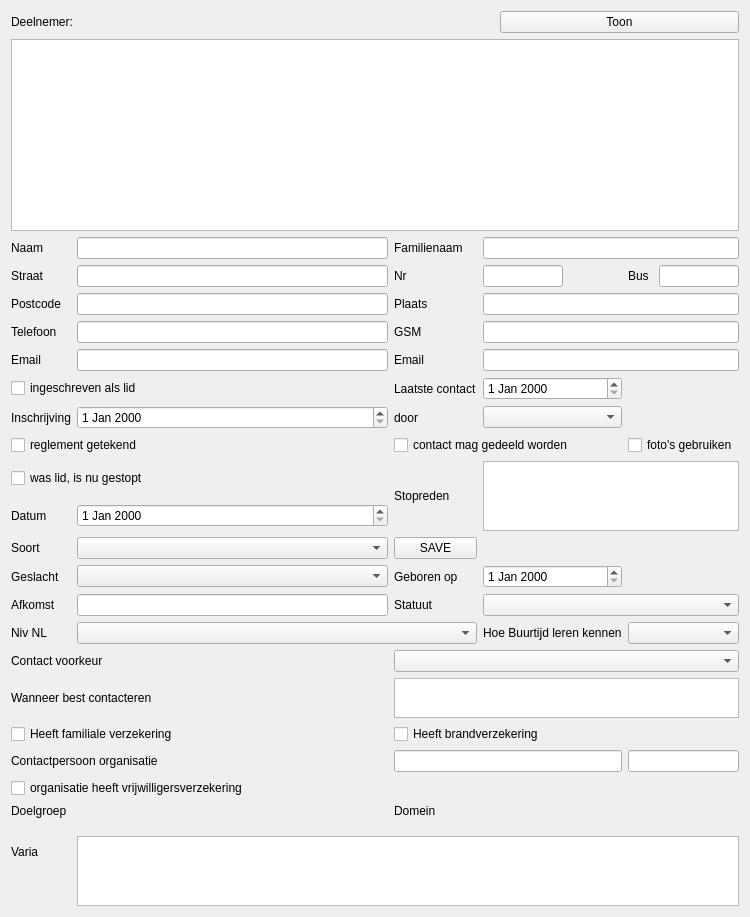
vvim/BT_deelnemers, file buurtijd_deelnemers.ui: the form before one commit.
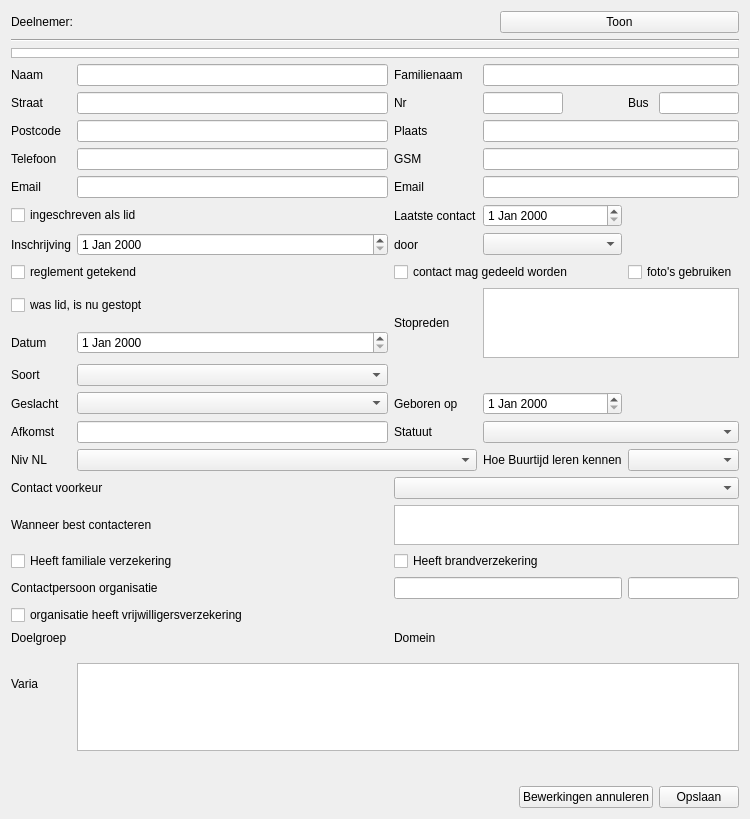
The form after the commit. Custom widgets are drawn as their Qt base class.

Commit message: changing user interface: added buttons at the bottom

Diff of the .ui file:
```diff
--- a/buurtijd_deelnemers.ui
+++ b/buurtijd_deelnemers.ui
@@ -7,7 +7,7 @@
     <x>0</x>
     <y>0</y>
     <width>750</width>
-    <height>895</height>
+    <height>819</height>
    </rect>
   </property>
   <property name="windowTitle">
@@ -35,6 +35,13 @@
      </item>
     </layout>
    </item>
+   <item>
+    <widget class="Line" name="line">
+     <property name="orientation">
+      <enum>Qt::Horizontal</enum>
+     </property>
+    </widget>
+   </item>
    <item>
     <widget class="QTableView" name="deelnemersTable">
      <property name="sizePolicy">
@@ -46,7 +53,7 @@
      <property name="maximumSize">
       <size>
        <width>16777215</width>
-       <height>280</height>
+       <height>10</height>
       </size>
      </property>
     </widget>
@@ -439,13 +446,6 @@
        </property>
       </widget>
      </item>
-     <item row="11" column="2">
-      <widget class="QPushButton" name="saveButton">
-       <property name="text">
-        <string>SAVE</string>
-       </property>
-      </widget>
-     </item>
     </layout>
    </item>
    <item>
@@ -461,6 +461,37 @@
      </property>
     </spacer>
    </item>
+   <item>
+    <layout class="QHBoxLayout" name="horizontalLayout">
+     <item>
+      <spacer name="horizontalSpacer">
+       <property name="orientation">
+        <enum>Qt::Horizontal</enum>
+       </property>
+       <property name="sizeHint" stdset="0">
+        <size>
+         <width>40</width>
+         <height>20</height>
+        </size>
+       </property>
+      </spacer>
+     </item>
+     <item>
+      <widget class="QPushButton" name="cancelButton">
+       <property name="text">
+        <string>Bewerkingen annuleren</string>
+       </property>
+      </widget>
+     </item>
+     <item>
+      <widget class="QPushButton" name="saveButton">
+       <property name="text">
+        <string>Opslaan</string>
+       </property>
+      </widget>
+     </item>
+    </layout>
+   </item>
   </layout>
  </widget>
  <layoutdefault spacing="6" margin="11"/>
```
